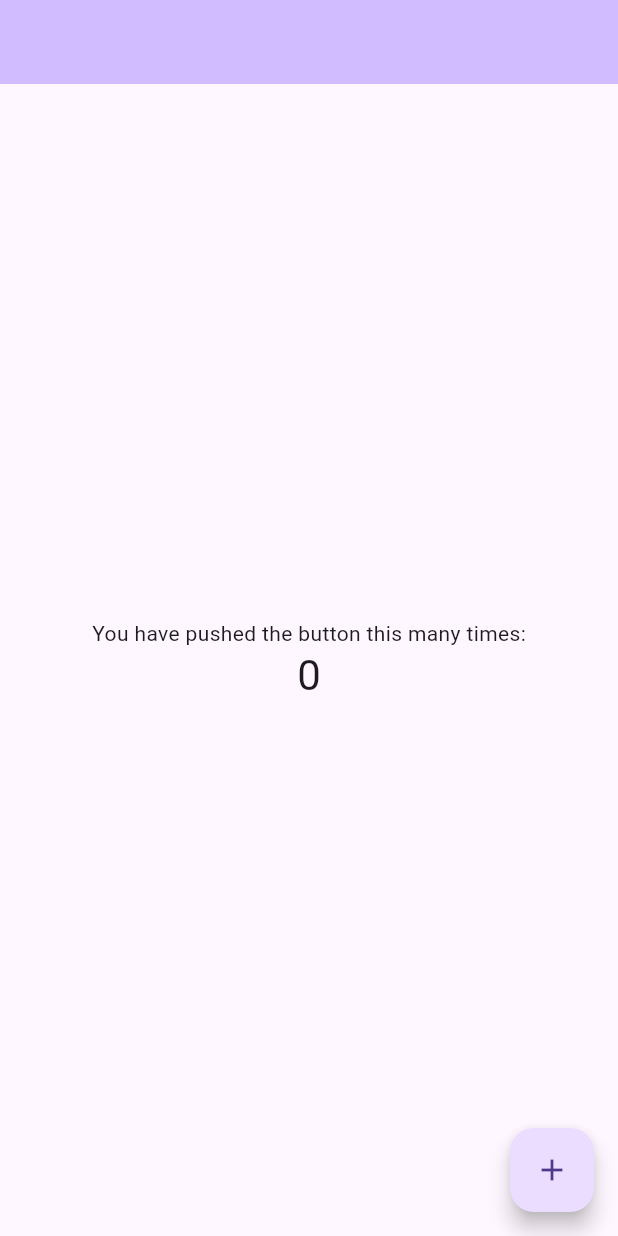
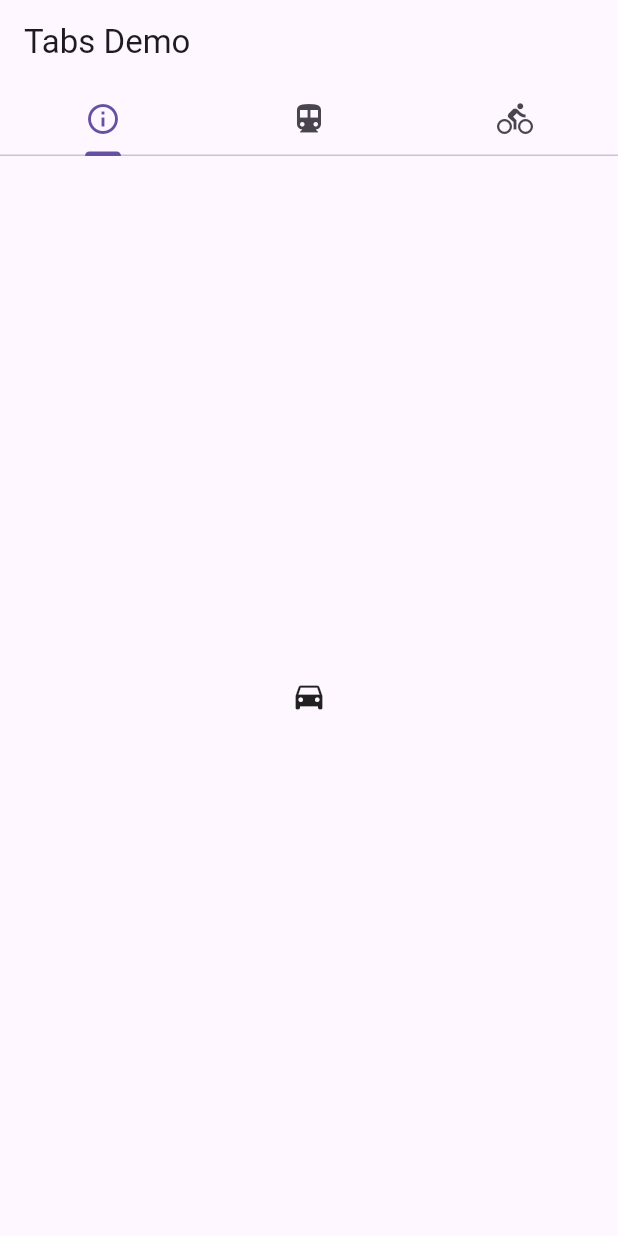
Before and after one commit to antonio-petricca/music-interval-trainer, a Flutter app: the screen it shows after launch, on a phone screen of 412 x 824 dp. Run offline on Flutter 3.47's test engine with Material 3 defaults, Android fonts, the phone set to English and light mode, and no system bars.

```diff
--- /dev/null
+++ b/music_interval_trainer/lib/MainPageWidget.dart
@@ -0,0 +1,14 @@
+import 'MainPageWidgetState.dart';
+import 'package:flutter/cupertino.dart';
+
+class MainPageWidget extends StatefulWidget {
+  const MainPageWidget({
+    super.key,
+    //TODO required this.title
+  });
+
+  //TODO final String title;
+
+  @override
+  State<MainPageWidget> createState() => MainPageWidgetState();
+}
--- /dev/null
+++ b/music_interval_trainer/lib/MainPageWidgetState.dart
@@ -0,0 +1,67 @@
+import 'package:flutter/material.dart';
+
+import 'MainPageWidget.dart';
+
+class MainPageWidgetState extends State<MainPageWidget> {
+  int _counter = 0;
+
+  void _incrementCounter() {
+    //TODO
+    setState(() {
+      // This call to setState tells the Flutter framework that something has
+      // changed in this State, which causes it to rerun the build method below
+      // so that the display can reflect the updated values. If we changed
+      // _counter without calling setState(), then the build method would not be
+      // called again, and so nothing would appear to happen.
+      _counter++;
+    });
+  }
+
+  @override
+  Widget build(BuildContext context) {
+    /*return Scaffold( //TODO
+      appBar: AppBar(
+        backgroundColor: Theme.of(context).colorScheme.inversePrimary,
+        //TODO title: Text(widget.title),
+      ),
+
+      body: Center(
+        child: Column(
+          mainAxisAlignment: MainAxisAlignment.center,
+          children: <Widget>[
+            const Text(
+              'You have pushed the button this many times:',
+            ),
+            Text(
+              '$_counter',
+              style: Theme.of(context).textTheme.headlineMedium,
+            ),
+          ],
+        ),
+      ),
+    );*/
+
+    return DefaultTabController(
+      length: 3,
+      child: Scaffold(
+        appBar: AppBar(
+          bottom: const TabBar(
+            tabs: [
+              Tab(icon: Icon(Icons.info_outline)),
+              Tab(icon: Icon(Icons.directions_transit)),
+              Tab(icon: Icon(Icons.directions_bike)),
+            ],
+          ),
+          title: const Text('Tabs Demo'),
+        ),
+        body: const TabBarView(
+          children: [
+            Icon(Icons.directions_car),
+            Icon(Icons.directions_transit),
+            Icon(Icons.directions_bike),
+          ],
+        ),
+      ),
+    );
+  }
+}
--- a/music_interval_trainer/lib/main.dart
+++ b/music_interval_trainer/lib/main.dart
@@ -1,4 +1,6 @@
 import 'package:flutter/material.dart';
+
+import 'MainPageWidget.dart';
 
 void main() {
   runApp(const Application());
@@ -15,67 +17,7 @@ class Application extends StatelessWidget {
       theme: ThemeData(
         useMaterial3: true,
       ),
-      home: const MainPageWidget(title: 'Music Interval Trainer'), //TODO
+      home: const MainPageWidget(), //TODO (title: 'Music Interval Trainer'),
     );
   }
 }
-
-class MainPageWidget extends StatefulWidget {
-  const MainPageWidget({
-    super.key,
-    //TODO required this.title
-  });
-
-  //TODO final String title;
-
-  @override
-  State<MainPageWidget> createState() => _MainPageWidgetState();
-}
-
-class _MainPageWidgetState extends State<MainPageWidget> {
-  int _counter = 0;
-
-  void _incrementCounter() {
-    setState(() {
-      // This call to setState tells the Flutter framework that something has
-      // changed in this State, which causes it to rerun the build method below
-      // so that the display can reflect the updated values. If we changed
-      // _counter without calling setState(), then the build method would not be
-      // called again, and so nothing would appear to happen.
-      _counter++;
-    });
-  }
-
-  @override
-  Widget build(BuildContext context) {
-
-    return Scaffold(
-      appBar: AppBar(
-        backgroundColor: Theme.of(context).colorScheme.inversePrimary,
-        //TODO title: Text(widget.title),
-      ),
-
-      body: Center(
-        child: Column(
-          mainAxisAlignment: MainAxisAlignment.center,
-          children: <Widget>[
-            const Text(
-              'You have pushed the button this many times:',
-            ),
-            Text(
-              '$_counter',
-              style: Theme.of(context).textTheme.headlineMedium,
-            ),
-          ],
-        ),
-      ),
-
-      floatingActionButton: FloatingActionButton(
-        onPressed: _incrementCounter,
-        tooltip: 'Increment',
-        child: const Icon(Icons.add),
-      ), // This trailing comma makes auto-formatting nicer for build methods.
-    );
-
-  }
-}
```
